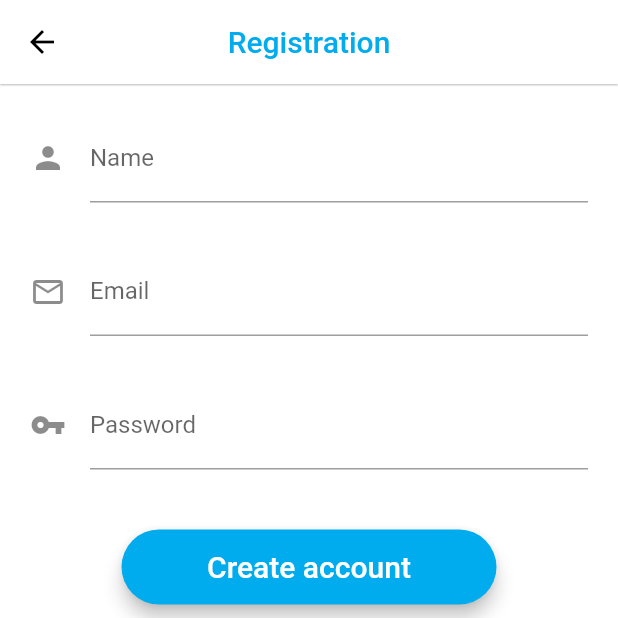
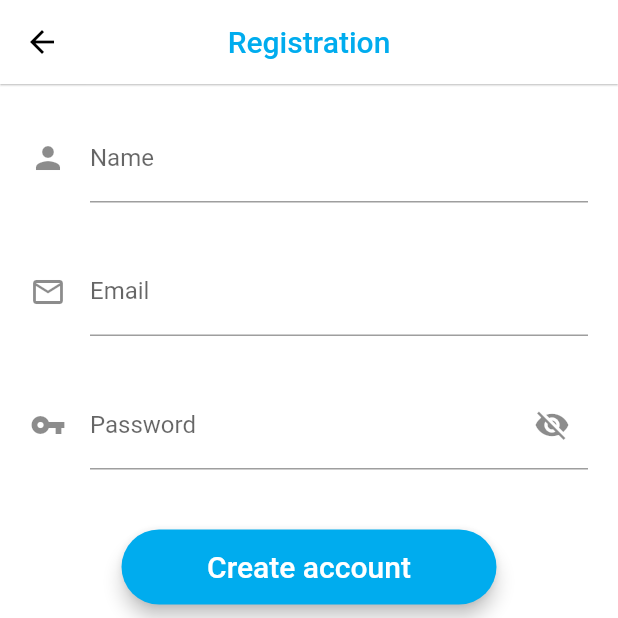
Before and after one commit to TaishiU/flutter-twitter-clone, a Flutter app: the RegistrationScreen screen opened directly, on a phone screen of 412 x 824 dp, the top half of it. Run offline on Flutter 3.47's test engine with Material 2 defaults, Android fonts, the phone set to English and light mode, and no system bars; our stand-ins replace bubble, cloud_firestore, firebase_auth, firebase_core, firebase_dynamic_links, firebase_storage and 5 more; accounts and stored records are empty; statements that could not run were skipped.

Commit message:
ログイン時のパスワード表示・非表示

```diff
--- a/lib/Screens/Intro/RegistrationScreen.dart
+++ b/lib/Screens/Intro/RegistrationScreen.dart
@@ -14,6 +14,7 @@ class _RegistrationScreenState extends State<RegistrationScreen> {
   late String _name;
   late String _email;
   late String _password;
+  bool _isObscure = true;
 
   @override
   Widget build(BuildContext context) {
@@ -74,10 +75,20 @@ class _RegistrationScreenState extends State<RegistrationScreen> {
                 ),
                 SizedBox(height: 30),
                 TextFormField(
-                  obscureText: true,
+                  obscureText: _isObscure,
                   decoration: InputDecoration(
                     labelText: 'Password',
                     icon: Icon(Icons.vpn_key),
+                    suffixIcon: IconButton(
+                      icon: Icon(
+                        _isObscure ? Icons.visibility_off : Icons.visibility,
+                      ),
+                      onPressed: () {
+                        setState(() {
+                          _isObscure = !_isObscure;
+                        });
+                      },
+                    ),
                   ),
                   onChanged: (value) {
                     _password = value;
```
Also changed, not shown: lib/Screens/Intro/LoginScreen.dart (+13 -1 lines).
